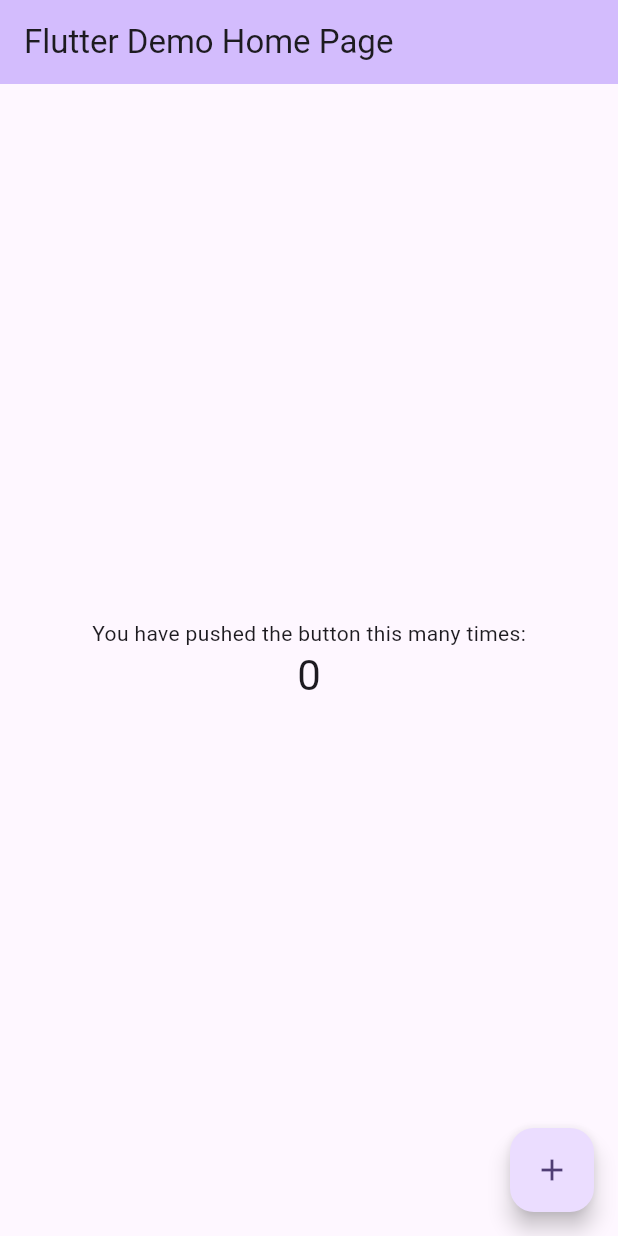
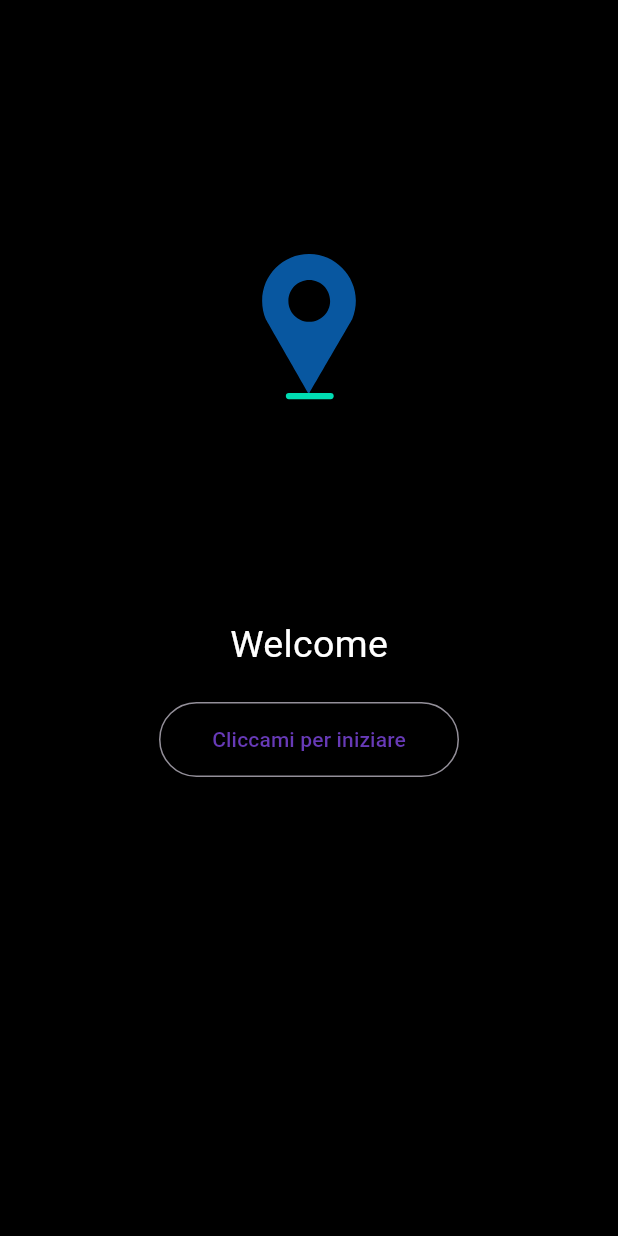
Before and after one commit to AlessandroDiBenedetto/Map, a Flutter app: the screen it shows after launch, on a phone screen of 412 x 824 dp. Run offline on Flutter 3.47's test engine with Material 3 defaults, Android fonts, the phone set to English and light mode, and no system bars; our stand-ins replace flutter_map, geolocator, latlong2, lottie.

Commit message:
Fix_entire_Project

```diff
--- a/lib/main.dart
+++ b/lib/main.dart
@@ -1,4 +1,5 @@
 import 'package:flutter/material.dart';
+import 'package:poc_map/page/home_page.dart';
 
 void main() {
   runApp(const MyApp());
@@ -7,116 +8,24 @@ void main() {
 class MyApp extends StatelessWidget {
   const MyApp({super.key});
 
-  // This widget is the root of your application.
   @override
   Widget build(BuildContext context) {
-    return MaterialApp(
-      title: 'Flutter Demo',
-      theme: ThemeData(
-        // This is the theme of your application.
-        //
-        // TRY THIS: Try running your application with "flutter run". You'll see
-        // the application has a purple toolbar. Then, without quitting the app,
-        // try changing the seedColor in the colorScheme below to Colors.green
-        // and then invoke "hot reload" (save your changes or press the "hot
-        // reload" button in a Flutter-supported IDE, or press "r" if you used
-        // the command line to start the app).
-        //
-        // Notice that the counter didn't reset back to zero; the application
-        // state is not lost during the reload. To reset the state, use hot
-        // restart instead.
-        //
-        // This works for code too, not just values: Most code changes can be
-        // tested with just a hot reload.
-        colorScheme: ColorScheme.fromSeed(seedColor: Colors.deepPurple),
-      ),
-      home: const MyHomePage(title: 'Flutter Demo Home Page'),
+    return MaterialApp(themeMode: ThemeMode.dark,
+    debugShowCheckedModeBanner: false,
+        darkTheme: ThemeData(
+          brightness: Brightness.dark,
+          scaffoldBackgroundColor: Colors.black, // Sfondo nero
+        ),
+    home: const HomePage(),
     );
   }
 }
 
-class MyHomePage extends StatefulWidget {
-  const MyHomePage({super.key, required this.title});
-
-  // This widget is the home page of your application. It is stateful, meaning
-  // that it has a State object (defined below) that contains fields that affect
-  // how it looks.
-
-  // This class is the configuration for the state. It holds the values (in this
-  // case the title) provided by the parent (in this case the App widget) and
-  // used by the build method of the State. Fields in a Widget subclass are
-  // always marked "final".
-
-  final String title;
-
-  @override
-  State<MyHomePage> createState() => _MyHomePageState();
-}
-
-class _MyHomePageState extends State<MyHomePage> {
-  int _counter = 0;
-
-  void _incrementCounter() {
-    setState(() {
-      // This call to setState tells the Flutter framework that something has
-      // changed in this State, which causes it to rerun the build method below
-      // so that the display can reflect the updated values. If we changed
-      // _counter without calling setState(), then the build method would not be
-      // called again, and so nothing would appear to happen.
-      _counter++;
-    });
-  }
+class HomePage extends StatelessWidget {
+  const HomePage({super.key});
 
   @override
   Widget build(BuildContext context) {
-    // This method is rerun every time setState is called, for instance as done
-    // by the _incrementCounter method above.
-    //
-    // The Flutter framework has been optimized to make rerunning build methods
-    // fast, so that you can just rebuild anything that needs updating rather
-    // than having to individually change instances of widgets.
-    return Scaffold(
-      appBar: AppBar(
-        // TRY THIS: Try changing the color here to a specific color (to
-        // Colors.amber, perhaps?) and trigger a hot reload to see the AppBar
-        // change color while the other colors stay the same.
-        backgroundColor: Theme.of(context).colorScheme.inversePrimary,
-        // Here we take the value from the MyHomePage object that was created by
-        // the App.build method, and use it to set our appbar title.
-        title: Text(widget.title),
-      ),
-      body: Center(
-        // Center is a layout widget. It takes a single child and positions it
-        // in the middle of the parent.
-        child: Column(
-          // Column is also a layout widget. It takes a list of children and
-          // arranges them vertically. By default, it sizes itself to fit its
-          // children horizontally, and tries to be as tall as its parent.
-          //
-          // Column has various properties to control how it sizes itself and
-          // how it positions its children. Here we use mainAxisAlignment to
-          // center the children vertically; the main axis here is the vertical
-          // axis because Columns are vertical (the cross axis would be
-          // horizontal).
-          //
-          // TRY THIS: Invoke "debug painting" (choose the "Toggle Debug Paint"
-          // action in the IDE, or press "p" in the console), to see the
-          // wireframe for each widget.
-          mainAxisAlignment: MainAxisAlignment.center,
-          children: <Widget>[
-            const Text('You have pushed the button this many times:'),
-            Text(
-              '$_counter',
-              style: Theme.of(context).textTheme.headlineMedium,
-            ),
-          ],
-        ),
-      ),
-      floatingActionButton: FloatingActionButton(
-        onPressed: _incrementCounter,
-        tooltip: 'Increment',
-        child: const Icon(Icons.add),
-      ), // This trailing comma makes auto-formatting nicer for build methods.
-    );
+    return home();
   }
 }
--- /dev/null
+++ b/lib/page/home_page.dart
@@ -0,0 +1,56 @@
+import 'package:flutter/material.dart';
+import 'package:lottie/lottie.dart';
+import 'map.dart';
+
+class home extends StatelessWidget {
+  @override
+  Widget build(BuildContext context) {
+    return Scaffold(
+      body:
+          SingleChildScrollView(
+            child: Center(
+              child: Column(
+                mainAxisAlignment: MainAxisAlignment.center,
+                children: [
+                  Lottie.asset('assets/lotties/loc.json'),
+                  Text(
+                    'Welcome',
+                    style: TextStyle(
+                      color: Colors.white,
+                      fontSize: 25,
+                      fontFamily: 'sans-serif',
+
+                        ),
+                      ),
+                      SizedBox(
+                        height: 20
+                        ),
+                  Container(
+                    width: 200,
+                    height: 50,
+                    child: SizedBox(
+                      width: double.infinity,
+                      height: double.infinity,
+                      child: OutlinedButton(
+                        style: OutlinedButton.styleFrom(backgroundColor: Colors.black12),
+                        onPressed: () {
+                          Navigator.push(
+                            context,
+                            MaterialPageRoute(builder: (context) => maps()),
+                          );
+                        },
+                        child: Text(
+                          ('Cliccami per iniziare'),
+                          style: TextStyle(color: Colors.deepPurple,
+                          fontFamily: 'sans-serif'),
+                        ),
+                      ),
+                    ),
+                  ),
+                ],
+              ),
+            ),
+          ),
+    );
+  }
+}
```
Also changed, not shown: assets/lotties/loc.json (added, +1 -0 lines), lib/data/static_pois.dart (added, +47 -0 lines), lib/models/poi_model.dart (added, +13 -0 lines), lib/page/map.dart (added, +97 -0 lines), lib/services/poi_service.dart (added, +20 -0 lines), pubspec.yaml (+8 -3 lines), pubspec.lock, 12 other files.
